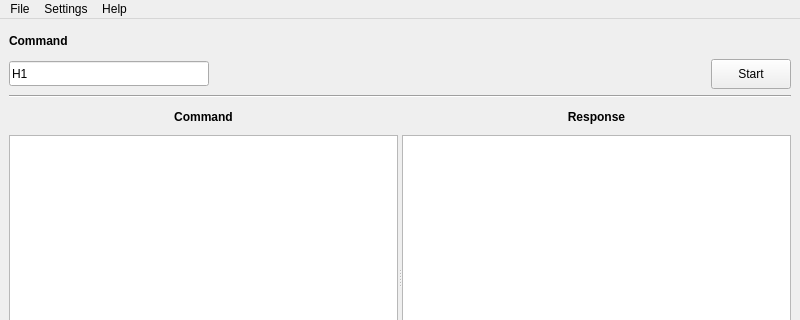
Before: the Qt Designer form zevision_gen.ui in xmartinly/zevisiongen, drawn with Qt 5; both pictures show x 0 to 800 and y 0 to 320 of the 800 by 480 pixel window.
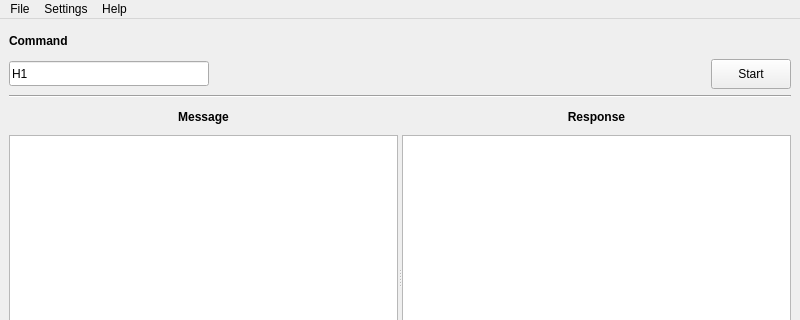
After: the same form once the commit is applied.

The edit to the form file:
```diff
--- a/zevision_gen.ui
+++ b/zevision_gen.ui
@@ -13,10 +13,10 @@
   <property name="windowTitle">
    <string>ZevisionGen</string>
   </property>
-  <widget class="QWidget" name="centralwidget">
-   <layout class="QGridLayout" name="gridLayout_2" rowstretch="1,1,9">
+  <widget class="QWidget" name="Mainwidget">
+   <layout class="QGridLayout" name="gridLayout_3" rowstretch="1,1,9">
     <item row="0" column="0">
-     <layout class="QGridLayout" name="gridLayout">
+     <layout class="QGridLayout" name="CMDLayout">
       <item row="0" column="0">
        <widget class="QLabel" name="label_3">
         <property name="minimumSize">
@@ -102,13 +102,13 @@
      </widget>
     </item>
     <item row="2" column="0">
-     <widget class="QSplitter" name="splitter">
+     <widget class="QSplitter" name="tbSpliter">
       <property name="orientation">
        <enum>Qt::Horizontal</enum>
       </property>
-      <widget class="QWidget" name="layoutWidget">
-       <layout class="QVBoxLayout" name="verticalLayout_2">
-        <item>
+      <widget class="QWidget" name="msg_widget" native="true">
+       <layout class="QGridLayout" name="gridLayout" rowstretch="1,99">
+        <item row="0" column="0">
          <widget class="QLabel" name="label_4">
           <property name="minimumSize">
            <size>
@@ -122,7 +122,7 @@
            </font>
           </property>
           <property name="text">
-           <string>Command</string>
+           <string>Message</string>
           </property>
           <property name="alignment">
            <set>Qt::AlignCenter</set>
@@ -134,9 +134,9 @@
         </item>
        </layout>
       </widget>
-      <widget class="QWidget" name="layoutWidget">
-       <layout class="QVBoxLayout" name="verticalLayout">
-        <item>
+      <widget class="QWidget" name="resp_widget" native="true">
+       <layout class="QGridLayout" name="gridLayout_2" rowstretch="1,99">
+        <item row="0" column="0">
          <widget class="QLabel" name="label_5">
           <property name="minimumSize">
            <size>
```
Left out of the diff: 4 changed lines with no effect on the pictures.
